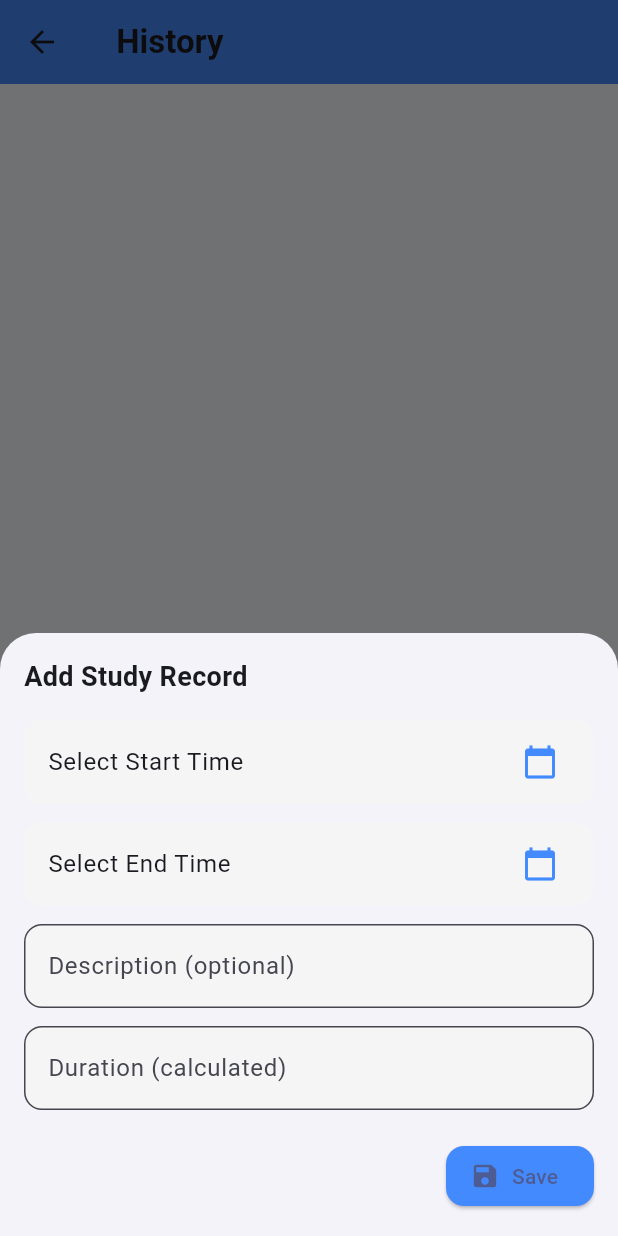
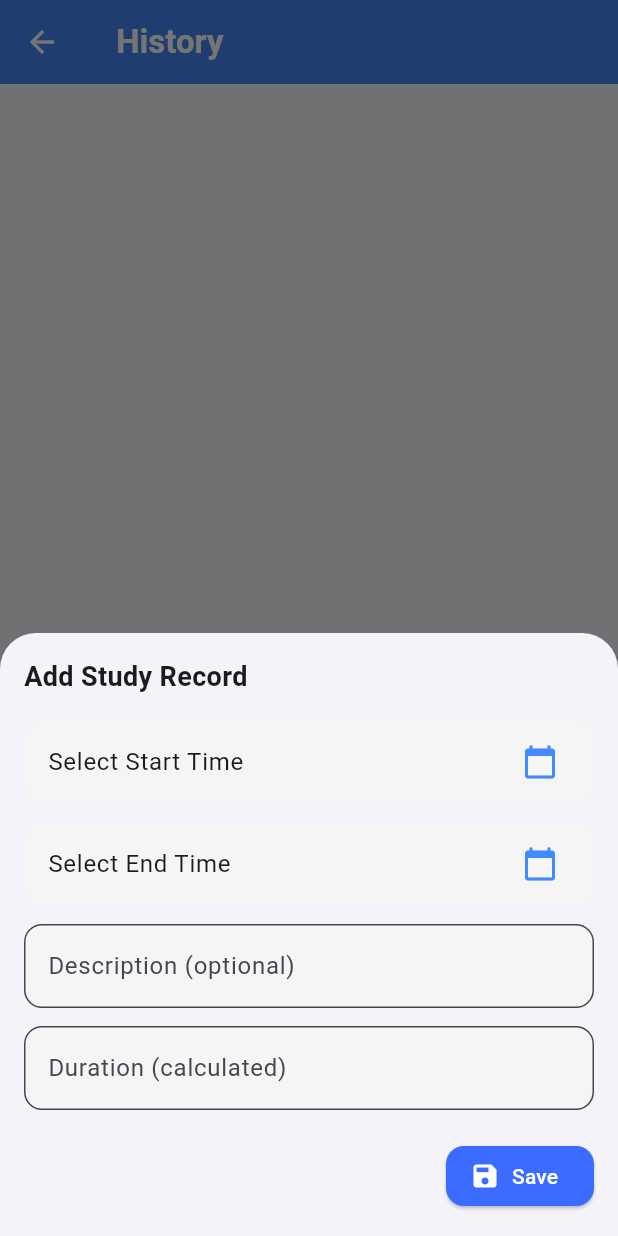
Before and after one commit to hidecard/study_time, a Flutter app: the HistoryPage screen opened directly with empty values, after a tap on "Add Record", on a phone screen of 412 x 824 dp. Run offline on Flutter 3.47's test engine with Material 3 defaults, Android fonts, the phone set to English and light mode, and no system bars; our stand-ins replace fl_chart, sqflite; accounts and stored records are empty.

Commit message:
ui fix error done

```diff
--- a/lib/pages/history_page.dart
+++ b/lib/pages/history_page.dart
@@ -32,9 +32,10 @@ class _HistoryPageState extends State<HistoryPage> {
       appBar: AppBar(
         title: Text(
           '${widget.subject.name} History',
-          style: const TextStyle(fontWeight: FontWeight.bold),
+          style: const TextStyle(fontWeight: FontWeight.bold, color: Colors.white),
         ),
         backgroundColor: Colors.blueAccent,
+        iconTheme: const IconThemeData(color: Colors.white),
         elevation: 4,
       ),
       body: records.isEmpty
@@ -84,7 +85,8 @@ class _HistoryPageState extends State<HistoryPage> {
               },
             ),
       floatingActionButton: FloatingActionButton.extended(
-        backgroundColor: Colors.blueAccent,
+        backgroundColor: const Color(0xFF3B6BFF),
+        foregroundColor: Colors.white,
         onPressed: () => _showAddRecordSheet(),
         icon: const Icon(Icons.add),
         label: const Text("Add Record"),
@@ -208,7 +210,8 @@ class _HistoryPageState extends State<HistoryPage> {
                   alignment: Alignment.centerRight,
                   child: ElevatedButton.icon(
                     style: ElevatedButton.styleFrom(
-                      backgroundColor: Colors.blueAccent,
+                      backgroundColor: const Color(0xFF3B6BFF),
+                      foregroundColor: Colors.white,
                       shape: RoundedRectangleBorder(borderRadius: BorderRadius.circular(12)),
                     ),
                     onPressed: () async {
--- a/lib/pages/subjects_page.dart
+++ b/lib/pages/subjects_page.dart
@@ -211,6 +211,7 @@ class _SubjectsPageState extends State<SubjectsPage> {
           ElevatedButton(
             style: ElevatedButton.styleFrom(
               backgroundColor: const Color(0xFF3B6BFF),
+              foregroundColor: Colors.white,
               shape: RoundedRectangleBorder(
                 borderRadius: BorderRadius.circular(8),
               ),
--- a/lib/pages/summary_page.dart
+++ b/lib/pages/summary_page.dart
@@ -79,6 +79,8 @@ class _SummaryPageState extends State<SummaryPage> with TickerProviderStateMixin
         bottom: TabBar(
           controller: _tabController,
           indicatorColor: Colors.white,
+          labelColor: Colors.white,
+          unselectedLabelColor: Colors.white70,
           labelStyle: const TextStyle(fontWeight: FontWeight.bold),
           tabs: const [
             Tab(text: 'Weekly'),
```
